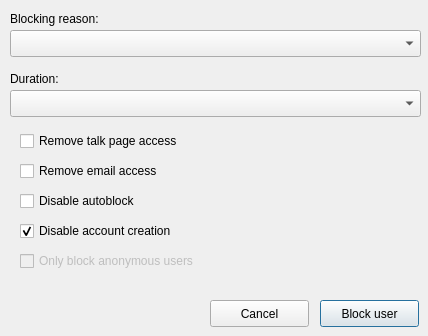
huggle/huggle3-qt-lx, file huggle/blockuser.ui: the form before one commit.
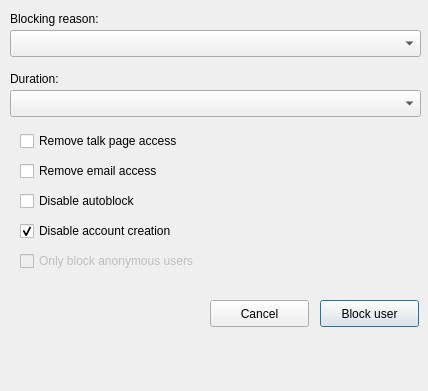
The form after the commit.

What changed in the file:
```diff
--- a/huggle/blockuser.ui
+++ b/huggle/blockuser.ui
@@ -7,7 +7,7 @@
     <x>0</x>
     <y>0</y>
     <width>428</width>
-    <height>336</height>
+    <height>391</height>
    </rect>
   </property>
   <property name="windowTitle">
```
